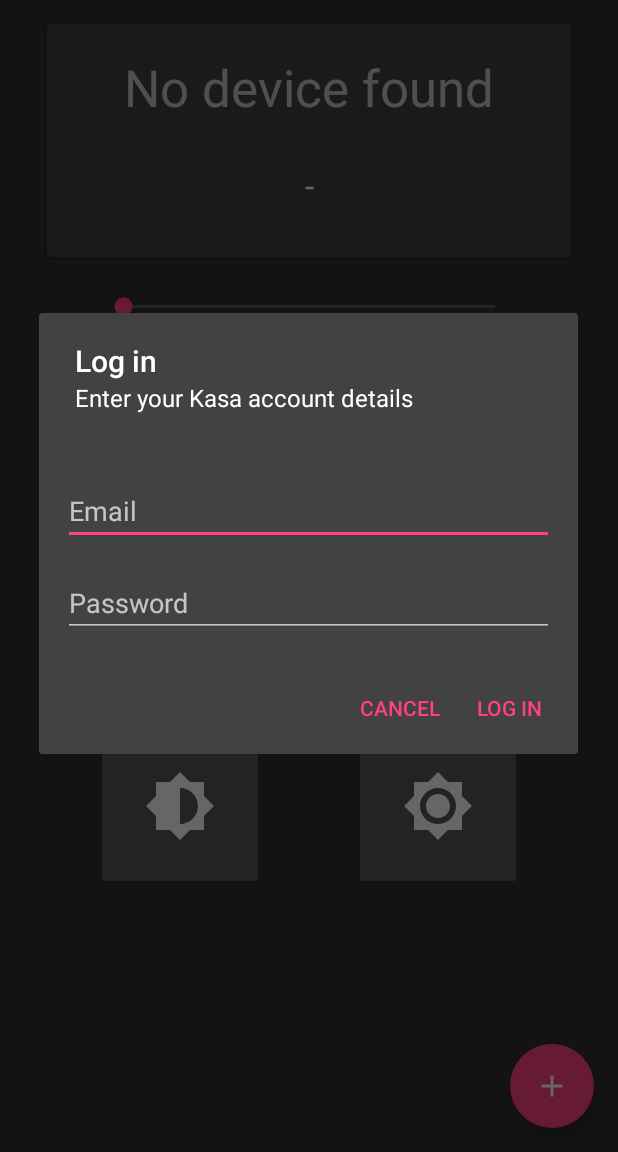
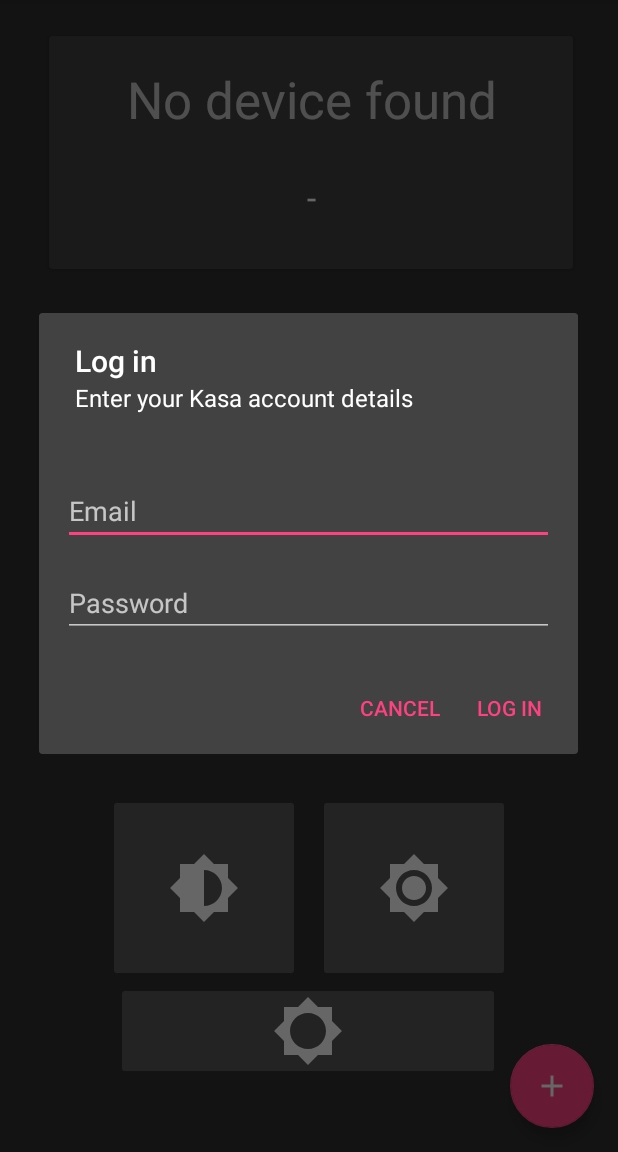
Before and after one commit to oyvindsam/KasaPro, an Android app: the screen it shows after launch (ControlActivity), after a tap on an icon or button, on a phone screen of 412 x 824 dp, the part 84-1236 px from its top. Run offline under Robolectric (Android 15) with nearby library versions, the phone set to English and light mode, and no system bars.

Commit message:
Add off button. Device now a data class

```diff
--- a/app/src/main/java/com/samudev/kasapro/control/ControlActivity.kt
+++ b/app/src/main/java/com/samudev/kasapro/control/ControlActivity.kt
@@ -36,11 +36,14 @@ class ControlActivity : AppCompatActivity(), ControlContract.View {
         presenter = ControlPresenter(this)
 
         ib_50.setOnClickListener {
-            // TODO: add on/off ability
             presenter.adjustLight(50, true)
         }
         ib_100.setOnClickListener {
             presenter.adjustLight(100, true)
+        }
+
+        ib_0.setOnClickListener {
+            presenter.adjustLight(0, false)
         }
 
         swipe_refresh.apply {
@@ -91,17 +94,17 @@ class ControlActivity : AppCompatActivity(), ControlContract.View {
     }
 
     private fun openAddDeviceDialog() {
-        val builder = AlertDialog.Builder(this);
-        val inputView = layoutInflater.inflate(R.layout.signin_dialog, null)
+        val builder = AlertDialog.Builder(this)
+        val inputView = layoutInflater.inflate(R.layout.signin_dialog, null)  // This null is okay https://www.bignerdranch.com/blog/understanding-androids-layoutinflater-inflate/
         val emailTextView = inputView.findViewById(R.id.tv_email) as TextView
         val passwordTextView = inputView.findViewById(R.id.tv_password) as TextView
         builder.setView(inputView)
                 .setTitle("Log in")
                 .setMessage("Enter your Kasa account details")
-                .setPositiveButton("Log in", DialogInterface.OnClickListener { dialogInterface, i ->
+                .setPositiveButton("Log in", { _, _ ->
                     presenter.getNewDevice(emailTextView.text.toString(), passwordTextView.text.toString())
                 })
-                .setNegativeButton("Cancel", DialogInterface.OnClickListener { dialogInterface, i -> })
+                .setNegativeButton("Cancel",  { _, _ -> })
                 .show()
     }
 
@@ -118,7 +121,6 @@ class ControlActivity : AppCompatActivity(), ControlContract.View {
     override fun onPause() {
         super.onPause()
         Log.v(LOG_TAG, "onPause---")
-        presenter.saveDeviceToDisk(this, null)  // use presenter's device
     }
 
     override fun onResume() {
@@ -130,7 +132,6 @@ class ControlActivity : AppCompatActivity(), ControlContract.View {
     override fun onStop() {
         super.onStop()
         Log.v(LOG_TAG, "onStop---")
-        presenter.saveDeviceToDisk(this, null)
     }
 
     override fun onCreateOptionsMenu(menu: Menu): Boolean {
--- a/app/src/main/java/com/samudev/kasapro/model/Device.kt
+++ b/app/src/main/java/com/samudev/kasapro/model/Device.kt
@@ -1,24 +1,4 @@
 package com.samudev.kasapro.model
 
 
-class Device(val id: String, val token: String, val name: String, var lightOn: Boolean, brightnessLevel: Int) {
-
-    var brightness = 0
-        set(value) {
-            if (value > 100) {
-                field = 100
-            } else {
-                field = value
-            }
-        }
-
-    init {
-        brightness = brightnessLevel
-    }
-
-    override fun toString(): String {
-        return "Device(id='$id', token='$token', name='$name', lightOn=$lightOn, brightness=$brightness)"
-    }
-
-
-}
+data class Device(val id: String, val token: String, val name: String, var lightOn: Boolean, var brightness: Int)
--- /dev/null
+++ b/app/src/main/res/drawable/ic_brightness_0.xml
@@ -0,0 +1,5 @@
+<vector android:height="48dp" android:tint="#FFFFFF"
+    android:viewportHeight="24.0" android:viewportWidth="24.0"
+    android:width="48dp" xmlns:android="http://schemas.android.com/apk/res/android">
+    <path android:fillColor="#FF000000" android:pathData="M20,15.31L23.31,12 20,8.69V4h-4.69L12,0.69 8.69,4H4v4.69L0.69,12 4,15.31V20h4.69L12,23.31 15.31,20H20v-4.69zM12,18c-3.31,0 -6,-2.69 -6,-6s2.69,-6 6,-6 6,2.69 6,6 -2.69,6 -6,6z"/>
+</vector>
--- a/app/src/main/res/layout/activity_control.xml
+++ b/app/src/main/res/layout/activity_control.xml
@@ -29,8 +29,9 @@
         <include
             android:id="@+id/content_feedback"
             layout="@layout/content_control"
-            android:visibility="invisible">
-        </include>
+            android:visibility="invisible"
+            tools:layout_editor_absoluteX="0dp"
+            tools:layout_editor_absoluteY="0dp"></include>
 
         <android.support.design.widget.FloatingActionButton
             android:id="@+id/fab_add_device"
@@ -47,8 +48,9 @@
             android:layout_height="155dp"
             android:layout_marginEnd="8dp"
             android:layout_marginStart="8dp"
-        android:layout_marginTop="16dp"
+            android:layout_marginTop="24dp"
             app:layout_constraintEnd_toEndOf="parent"
+            app:layout_constraintHorizontal_bias="0.526"
             app:layout_constraintStart_toStartOf="parent"
             app:layout_constraintTop_toBottomOf="@+id/appBarLayout">
 
@@ -60,10 +62,11 @@
             android:layout_width="wrap_content"
             android:layout_height="wrap_content"
             android:text="Light Bulb Name"
+            android:textAlignment="center"
             android:textAppearance="@style/TextAppearance.AppCompat.Display1"
             android:translationZ="2dp"
+
             app:layout_constraintBottom_toBottomOf="@+id/cw_device"
-
             app:layout_constraintEnd_toEndOf="@+id/cw_device"
             app:layout_constraintHorizontal_bias="0.502"
             app:layout_constraintStart_toStartOf="@+id/cw_device"
@@ -74,7 +77,6 @@
             android:id="@+id/tv_device_brightness"
             android:layout_width="wrap_content"
             android:layout_height="wrap_content"
-        android:layout_gravity="center_vertical"
             android:layout_marginTop="28dp"
             android:text="50"
             android:textAppearance="@style/TextAppearance.AppCompat.Large"
@@ -89,7 +91,7 @@
             android:layout_height="wrap_content"
             android:layout_marginEnd="8dp"
             android:layout_marginStart="8dp"
-        android:layout_marginTop="24dp"
+            android:layout_marginTop="44dp"
             android:max="100"
             android:min="0"
             app:layout_constraintEnd_toEndOf="parent"
@@ -98,22 +100,18 @@
 
         <ImageButton
             android:id="@+id/ib_50"
-            android:layout_width="112dp"
-            android:layout_height="112dp"
-            android:layout_marginBottom="8dp"
-            android:layout_marginStart="64dp"
-            android:layout_marginTop="116dp"
-            app:layout_constraintBottom_toBottomOf="parent"
+            android:layout_width="128dp"
+            android:layout_height="125dp"
+            android:layout_marginStart="72dp"
+            app:layout_constraintBottom_toTopOf="@+id/ib_0"
             app:layout_constraintStart_toStartOf="parent"
-            app:layout_constraintTop_toBottomOf="@+id/cw_device"
-            app:layout_constraintVertical_bias="0.538"
             app:srcCompat="@drawable/ic_brightness_50" />
 
         <ImageButton
             android:id="@+id/ib_100"
-        android:layout_width="112dp"
-        android:layout_height="112dp"
-        android:layout_marginEnd="64dp"
+            android:layout_width="128dp"
+            android:layout_height="125dp"
+            android:layout_marginEnd="72dp"
             android:layout_marginStart="8dp"
             android:layout_marginTop="8dp"
             app:layout_constraintBottom_toBottomOf="@+id/ib_50"
@@ -124,6 +122,34 @@
             app:layout_constraintVertical_bias="1.0"
             app:srcCompat="@drawable/ic_brightness_100" />
 
+        <ImageButton
+            android:id="@+id/ib_0"
+            android:layout_width="256dp"
+            android:layout_height="65dp"
+            android:layout_marginBottom="48dp"
+            android:layout_marginEnd="8dp"
+            android:layout_marginStart="8dp"
+            android:alpha="80"
+            app:layout_constraintBottom_toBottomOf="parent"
+            app:layout_constraintEnd_toEndOf="parent"
+            app:layout_constraintHorizontal_bias="0.496"
+            app:layout_constraintStart_toStartOf="parent"
+            app:srcCompat="@drawable/ic_brightness_0" />
+
+        <android.support.constraint.Guideline
+            android:id="@+id/guideline"
+            android:layout_width="wrap_content"
+            android:layout_height="wrap_content"
+            android:orientation="vertical"
+            app:layout_constraintGuide_begin="20dp" />
+
+        <android.support.constraint.Guideline
+            android:id="@+id/guideline2"
+            android:layout_width="wrap_content"
+            android:layout_height="wrap_content"
+            android:orientation="vertical"
+            app:layout_constraintGuide_begin="20dp" />
+
     </android.support.constraint.ConstraintLayout>
 
 </android.support.v4.widget.SwipeRefreshLayout>
```
Lines whose indentation alone changed are shown as unchanged.
